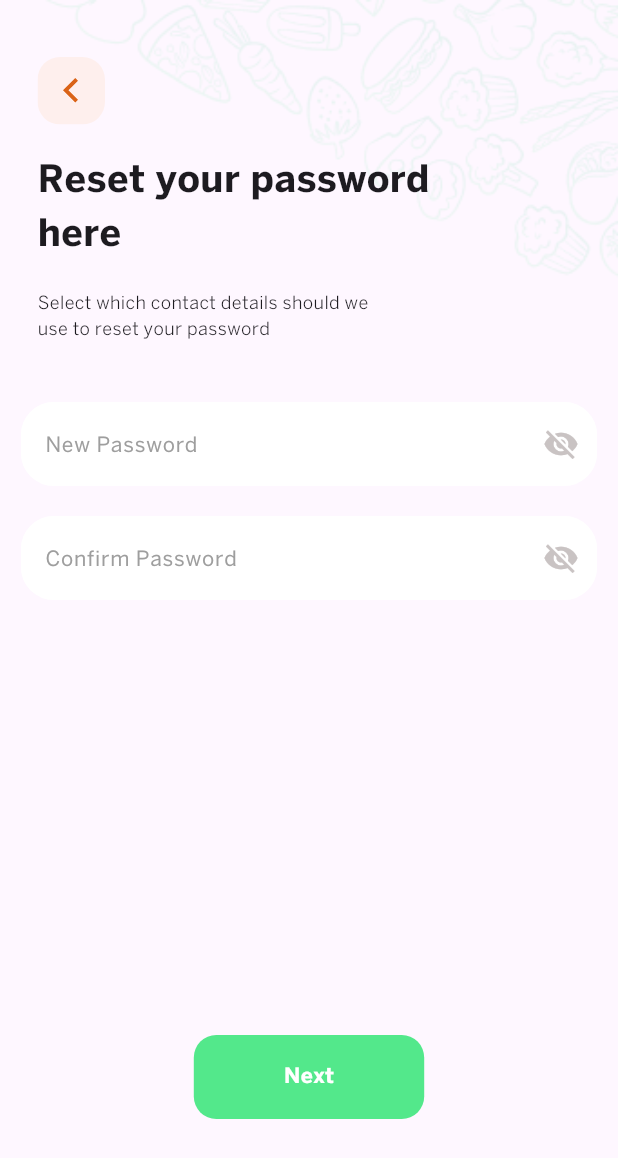
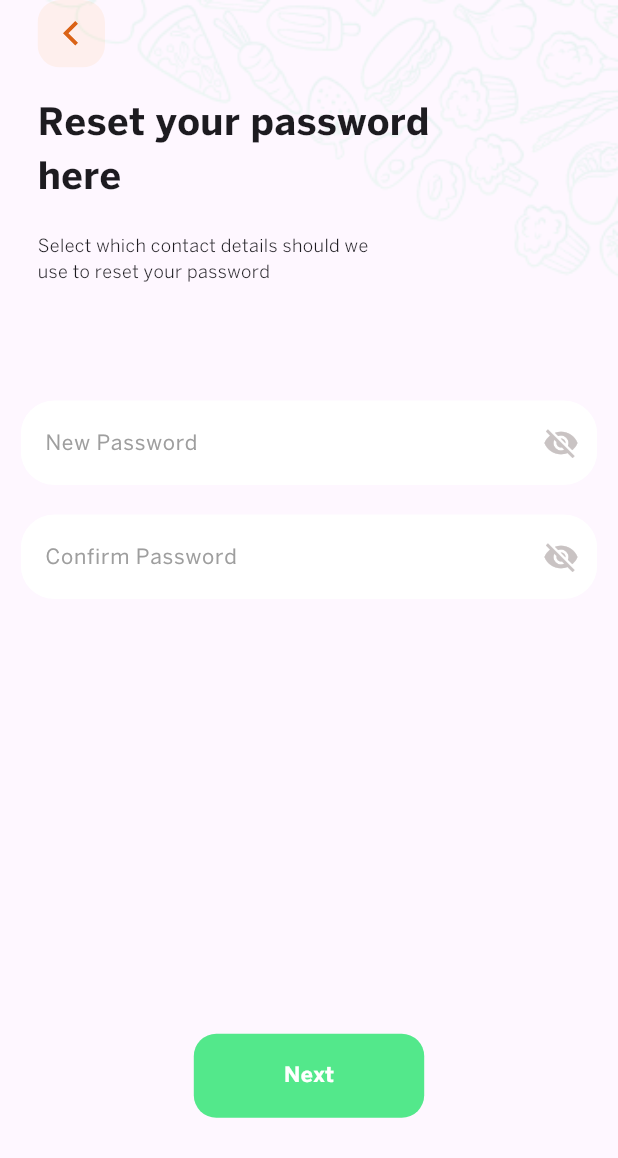
Before and after one commit to elsankry02/Food_Ninja_App, a Flutter app: the PasswordPage screen opened directly, on a phone screen of 412 x 824 dp. Shown: the top 1158 px of the screen. Run offline on Flutter 3.47's test engine with Material 3 defaults, Android fonts, the phone set to English and light mode, and no system bars; our stand-ins replace flutter_bloc, flutter_svg, salomon_bottom_bar, shared_preferences; accounts and stored records are empty.

Commit message:
feat: Update app structure and UI components for improved user experience

```diff
--- /dev/null
+++ b/lib/app.dart
@@ -0,0 +1,42 @@
+import 'package:flutter/material.dart';
+import 'package:flutter_bloc/flutter_bloc.dart';
+import 'package:food_ninga/constant/color_manger.dart';
+import 'package:food_ninga/features/home_page/data/cubit/change_theme_cubit.dart';
+import 'package:food_ninga/features/splash/splash_view.dart';
+
+class FoodNinja extends StatelessWidget {
+  const FoodNinja({super.key});
+
+  @override
+  Widget build(BuildContext context) {
+    return BlocProvider<ChangeThemeCubit>(
+      create: (context) => ChangeThemeCubit(),
+      child: BlocBuilder<ChangeThemeCubit, ChangeThemeState>(
+        builder: (context, state) {
+          final themeIsDark = state is ThemeIsDark ? state.isDark : false;
+          final themeSaved = context.read<ChangeThemeCubit>().getTheme();
+
+          return MaterialApp(
+            debugShowCheckedModeBanner: false,
+            theme: ThemeData.light().copyWith(
+                scaffoldBackgroundColor: const Color(0xfffef7ff),
+                cardColor: const Color(0xffF6F6F6),
+                focusColor: const Color(0xfffef5ec),
+                primaryColor: ColorManger.kMaterialWhiteColor,
+                hintColor: Colors.black),
+            themeMode:
+                themeSaved ?? themeIsDark ? ThemeMode.dark : ThemeMode.light,
+            darkTheme: ThemeData.dark().copyWith(
+              scaffoldBackgroundColor: Colors.black,
+              cardColor: Colors.grey,
+              focusColor: ColorManger.kMaterialBlackColor,
+              primaryColor: ColorManger.kMaterialBlackColor,
+              hintColor: ColorManger.kMaterialWhiteColor,
+            ),
+            home: const SplashView(),
+          );
+        },
+      ),
+    );
+  }
+}
--- a/lib/components/custom_top_appbar_widget.dart
+++ b/lib/components/custom_top_appbar_widget.dart
@@ -16,16 +16,14 @@ class CustomTopAppBarBackNavigator extends StatelessWidget {
         Image.asset(
           'assets/images/PatternTopRight.png',
           width: double.infinity,
-          fit: BoxFit.fill,
+          fit: BoxFit.cover,
         ),
         Padding(
           padding: const EdgeInsets.only(left: 25),
+          child: SafeArea(
             child: Column(
               crossAxisAlignment: CrossAxisAlignment.start,
               children: [
-              const SizedBox(
-                height: 38,
-              ),
                 GestureDetector(
                   onTap: () => Navigator.of(context).pop(),
                   child: SvgPicture.asset('assets/svg/Icon_Back.svg'),
@@ -47,6 +45,7 @@ class CustomTopAppBarBackNavigator extends StatelessWidget {
               ],
             ),
           ),
+        ),
       ],
     );
   }
--- a/lib/features/home_page/views/cart_page/cart_page.dart
+++ b/lib/features/home_page/views/cart_page/cart_page.dart
@@ -16,7 +16,8 @@ class _CartPageState extends State<CartPage> {
     final theme = Theme.of(context);
 
     return Scaffold(
-      body: Column(
+      body: SafeArea(
+        child: Column(
           children: [
             Stack(
               children: [
@@ -46,6 +47,7 @@ class _CartPageState extends State<CartPage> {
             const ShowModalBottomSheetWidget(),
           ],
         ),
+      ),
     );
   }
 }
--- a/lib/features/home_page/views/home_page/home_page.dart
+++ b/lib/features/home_page/views/home_page/home_page.dart
@@ -1,22 +1,18 @@
 import 'package:flutter/material.dart';
-import 'package:flutter/services.dart';
 
 import 'widgets/appbar_home_screen.dart';
-import 'widgets/voucher_promo_screen.dart';
 import 'widgets/home_container_image.dart';
 import 'widgets/navigator_nearest_restaurant_widget.dart';
 import 'widgets/navigator_populer_menu_widget.dart';
 import 'widgets/populer_card_menu_widget.dart';
 import 'widgets/resturant_card_widget.dart';
+import 'widgets/voucher_promo_screen.dart';
 
 class HomePage extends StatelessWidget {
   const HomePage({super.key});
 
   @override
   Widget build(BuildContext context) {
-    SystemChrome.setSystemUIOverlayStyle(
-      const SystemUiOverlayStyle(statusBarColor: Colors.transparent),
-    );
     return Scaffold(
       body: ListView(
         padding: EdgeInsets.zero,
--- a/lib/features/home_page/views/profile_page/profile_page.dart
+++ b/lib/features/home_page/views/profile_page/profile_page.dart
@@ -3,8 +3,8 @@ import 'package:flutter/material.dart';
 import '../../../../constant/text_manger.dart';
 import 'widgets/detail_menu_screen.dart';
 import 'widgets/detail_product_screen.dart';
+import 'widgets/massage_profile_widget.dart';
 import 'widgets/profile_scroll_mode.dart';
-import 'widgets/massage_profile_widget.dart';
 
 class Profile extends StatelessWidget {
   const Profile({super.key});
```
Also changed, not shown: lib/features/home_page/views/chat_page/chat_page.dart (+1 -6 lines), lib/main.dart (+2 -42 lines), 5 other files. Lines whose indentation alone changed are shown as unchanged.
